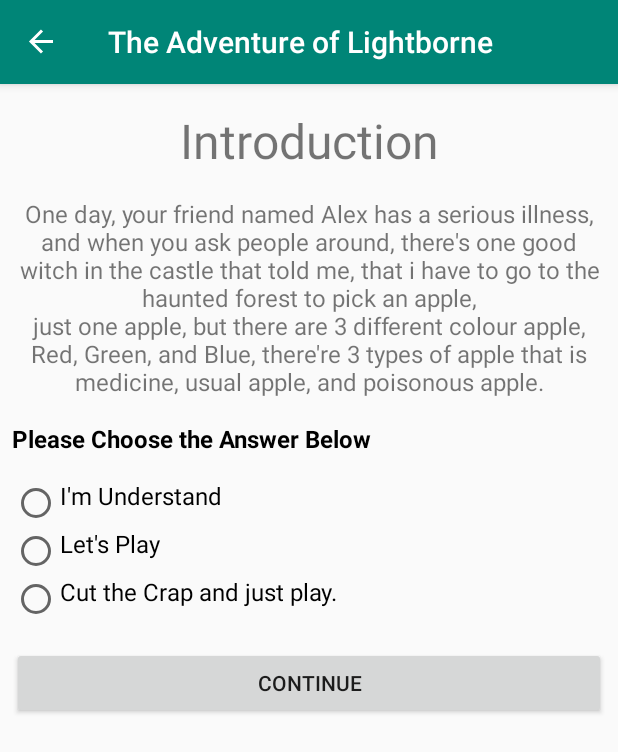
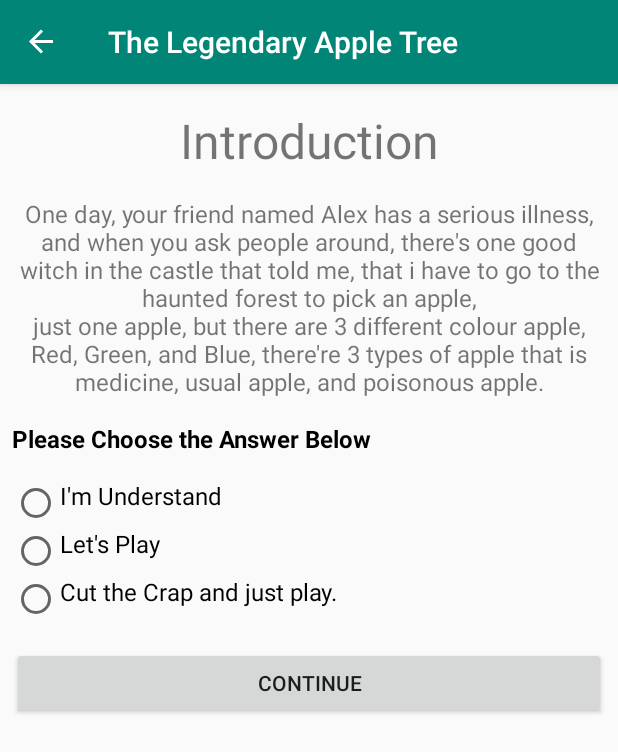
Before and after one commit to tedja3001/MobileProgramming, an Android app: the screen it shows after launch (MainActivity), after a tap on "START GAME", on a phone screen of 412 x 824 dp. Shown: the top 752 px of the screen. Run offline under Robolectric (Android 15) with nearby library versions, the phone set to English and light mode, and no system bars; our stand-ins replace data binding, navigation-ui.

Commit message:
Update navigation.xml

```diff
--- a/ForestApple/app/src/main/res/navigation/navigation.xml
+++ b/ForestApple/app/src/main/res/navigation/navigation.xml
@@ -24,7 +24,7 @@
     <fragment
         android:id="@+id/gameFragment"
         android:name="com.github.sutedjathehoping.forestapple.GameFragment"
-        android:label="The Adventure of Lightborne"
+        android:label="The Legendary Apple Tree"
         tools:layout="@layout/fragment_game" />
     <fragment
         android:id="@+id/endingsFragment"
```
